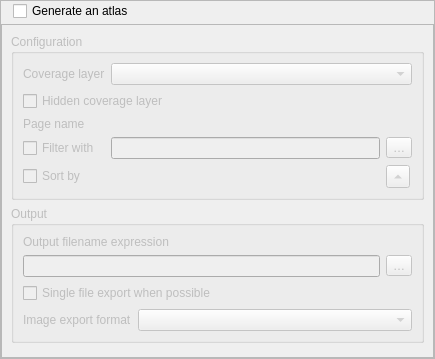
First picture: the form in src/ui/layout/qgslayoutatlaswidgetbase.ui, repository carsmie/QGIS, before the edit.
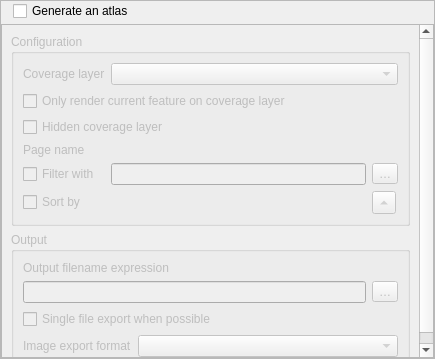
Second picture: the form after the edit. Icons and pictures are not drawn. Custom widgets are drawn as their Qt base class.

Commit message: [layout] Add an atlas option to limit coverage layer rendering to the current feature only

```diff
--- a/src/ui/layout/qgslayoutatlaswidgetbase.ui
+++ b/src/ui/layout/qgslayoutatlaswidgetbase.ui
@@ -140,7 +140,7 @@
              <bool>false</bool>
             </property>
             <layout class="QGridLayout" name="gridLayout_2" columnstretch="0,1,0">
-             <item row="4" column="2">
+             <item row="5" column="2">
               <widget class="QToolButton" name="mAtlasSortFeatureDirectionButton">
                <property name="toolTip">
                 <string>Sort direction</string>
@@ -153,17 +153,17 @@
                </property>
               </widget>
              </item>
-             <item row="4" column="1">
+             <item row="5" column="1">
               <widget class="QgsFieldExpressionWidget" name="mAtlasSortExpressionWidget" native="true"/>
              </item>
-             <item row="3" column="0">
+             <item row="4" column="0">
               <widget class="QCheckBox" name="mAtlasFeatureFilterCheckBox">
                <property name="text">
                 <string>Filter with</string>
                </property>
               </widget>
              </item>
-             <item row="3" column="2">
+             <item row="4" column="2">
               <widget class="QToolButton" name="mAtlasFeatureFilterButton">
                <property name="text">
                 <string>…</string>
@@ -175,6 +175,13 @@
               </widget>
              </item>
              <item row="1" column="0" colspan="3">
+              <widget class="QCheckBox" name="mAtlasLimitCoverageLayerRenderCheckBox">
+               <property name="text">
+                <string>Only render current feature on coverage layer</string>
+               </property>
+              </widget>
+             </item>
+             <item row="2" column="0" colspan="3">
               <widget class="QCheckBox" name="mAtlasHideCoverageCheckBox">
                <property name="text">
                 <string>Hidden coverage layer</string>
@@ -188,14 +195,14 @@
                </property>
               </widget>
              </item>
-             <item row="2" column="0">
+             <item row="3" column="0">
               <widget class="QLabel" name="label">
                <property name="text">
                 <string>Page name</string>
                </property>
               </widget>
              </item>
-             <item row="3" column="1">
+             <item row="4" column="1">
               <widget class="QLineEdit" name="mAtlasFeatureFilterEdit"/>
              </item>
              <item row="0" column="1" colspan="2">
@@ -208,7 +215,7 @@
                </property>
               </widget>
              </item>
-             <item row="2" column="1" colspan="2">
+             <item row="3" column="1" colspan="2">
               <widget class="QgsFieldExpressionWidget" name="mPageNameWidget" native="true">
                <property name="sizePolicy">
                 <sizepolicy hsizetype="Expanding" vsizetype="Preferred">
@@ -224,7 +231,7 @@
                </property>
               </widget>
              </item>
-             <item row="4" column="0">
+             <item row="5" column="0">
               <widget class="QCheckBox" name="mAtlasSortFeatureCheckBox">
                <property name="sizePolicy">
                 <sizepolicy hsizetype="Maximum" vsizetype="Fixed">
```
The commit also changes 9 other files.
